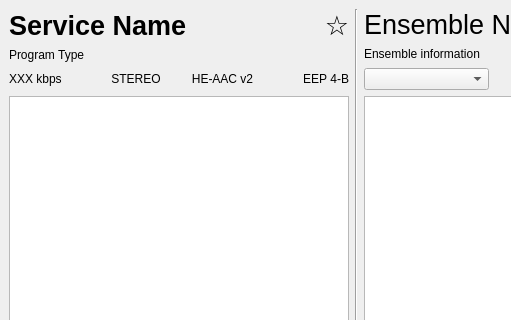
Qt form gui/mainwindow.ui (KejPi/AbracaDABra) before a commit; both pictures show x 0 to 511 and y 0 to 320 of the 629 by 487 pixel window.
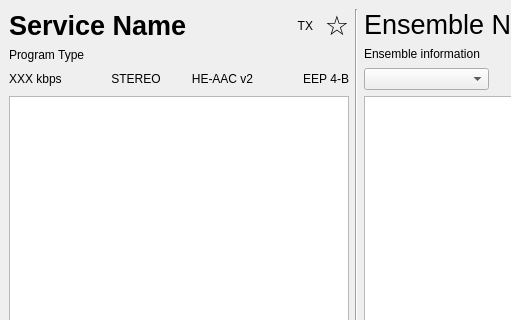
The same form after that commit. Custom widgets are drawn as their Qt base class.

Commit message: Source selection implemented

```diff
--- a/gui/mainwindow.ui
+++ b/gui/mainwindow.ui
@@ -39,8 +39,30 @@
           </property>
          </widget>
         </item>
+        <item>
+         <widget class="ClickableLabel" name="switchSourceLabel">
+          <property name="maximumSize">
+           <size>
+            <width>30</width>
+            <height>16777215</height>
+           </size>
+          </property>
+          <property name="text">
+           <string>TX</string>
+          </property>
+          <property name="alignment">
+           <set>Qt::AlignRight|Qt::AlignTrailing|Qt::AlignVCenter</set>
+          </property>
+         </widget>
+        </item>
         <item>
          <widget class="FavoriteLabel" name="favoriteLabel">
+          <property name="maximumSize">
+           <size>
+            <width>30</width>
+            <height>16777215</height>
+           </size>
+          </property>
           <property name="font">
            <font>
             <pointsize>20</pointsize>
@@ -240,6 +262,11 @@
    <extends>QLabel</extends>
    <header>favoritelabel.h</header>
   </customwidget>
+  <customwidget>
+   <class>ClickableLabel</class>
+   <extends>QLabel</extends>
+   <header>clickablelabel.h</header>
+  </customwidget>
  </customwidgets>
  <resources/>
  <connections/>
```
The commit also changes 5 other files.
